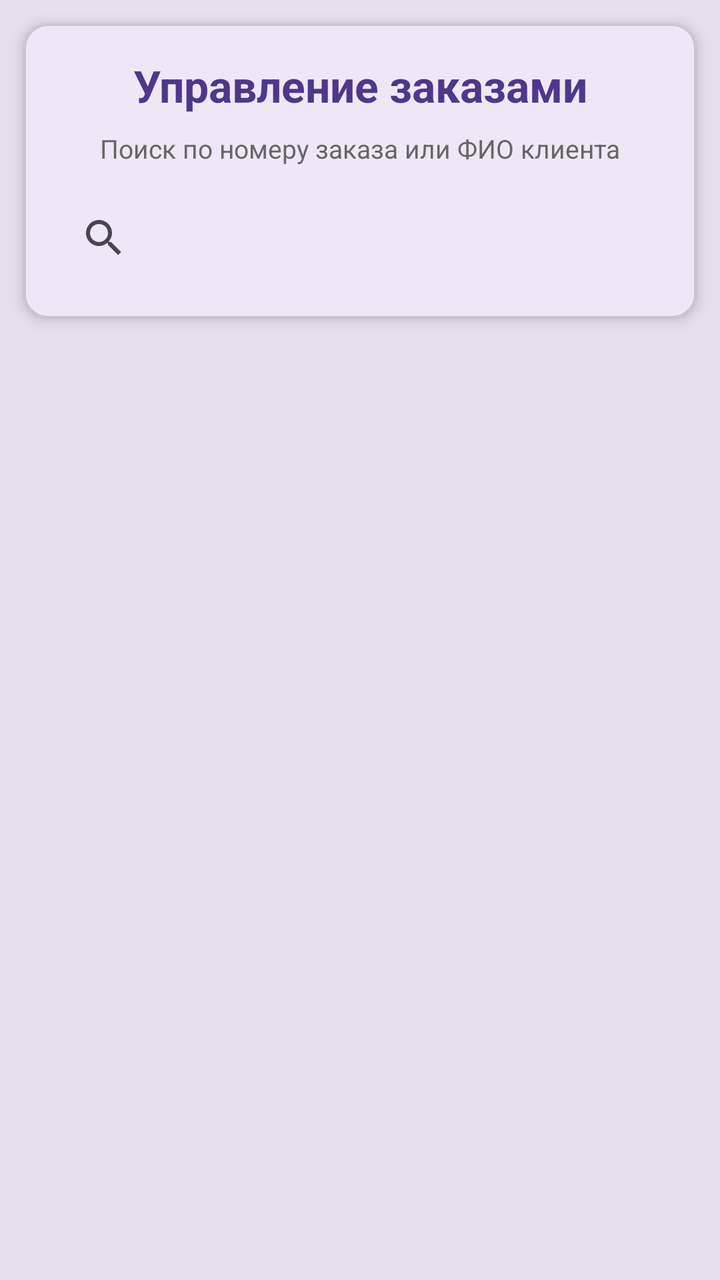
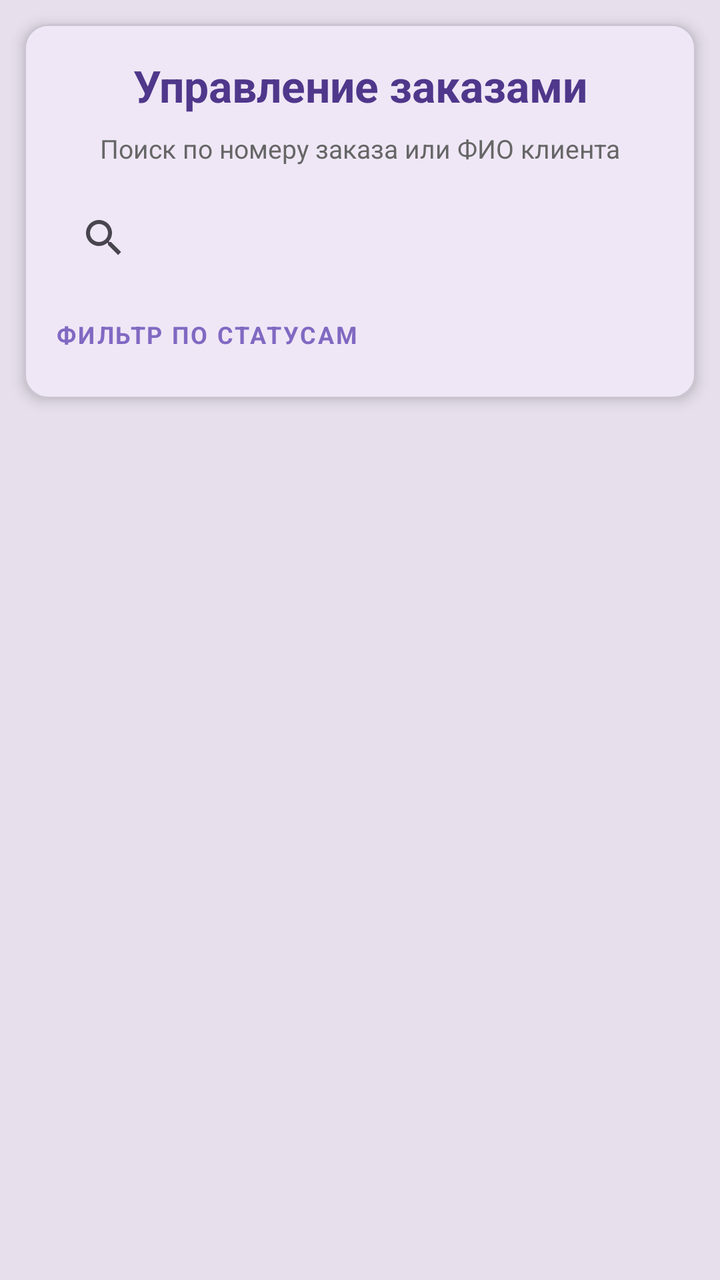

An Android layout rendered at two revisions. The XML below is the earlier revision; the diff shows what the commit changed to produce the second picture.
<!-- AndroidManifest.xml: application theme Theme.PublishingAPP -->
<!-- res/layout/fragment_admin_orders.xml -->
<?xml version="1.0" encoding="utf-8"?>
<LinearLayout xmlns:android="http://schemas.android.com/apk/res/android"
    xmlns:app="http://schemas.android.com/apk/res-auto"
    android:layout_width="match_parent"
    android:layout_height="match_parent"
    android:orientation="vertical"
    android:background="?colorSurfaceVariant"
    android:paddingBottom="60dp"
    >

    
    <com.google.android.material.card.MaterialCardView
        android:layout_width="match_parent"
        android:layout_height="wrap_content"
        android:layout_margin="12dp"
        app:cardCornerRadius="12dp"
        app:cardElevation="4dp">

        <LinearLayout
            android:layout_width="match_parent"
            android:layout_height="wrap_content"
            android:orientation="vertical"
            android:padding="16dp">

            <TextView
                android:layout_width="match_parent"
                android:layout_height="wrap_content"
                android:text="Управление заказами"
                android:textSize="22sp"
                android:textStyle="bold"
                android:textColor="@color/purple_80"
                android:gravity="center"/>

            
            <TextView
                android:layout_width="match_parent"
                android:layout_height="wrap_content"
                android:text="Поиск по номеру заказа или ФИО клиента"
                android:textSize="13sp"
                android:textColor="#666666"
                android:layout_marginTop="8dp"
                android:gravity="center"/>

            
            <LinearLayout
                android:layout_width="match_parent"
                android:layout_height="wrap_content"
                android:orientation="horizontal"
                android:layout_marginTop="12dp"
                android:gravity="center_vertical">

                <androidx.appcompat.widget.SearchView
                    android:id="@+id/searchView"
                    android:layout_width="0dp"
                    android:layout_height="wrap_content"
                    android:layout_weight="1"
                    android:queryHint="Например: 123 или Иванов"
                    android:iconifiedByDefault="false"
                    app:defaultQueryHint="Введите номер заказа или ФИО клиента"/>

                <com.google.android.material.button.MaterialButton
                    android:id="@+id/btnClear"
                    android:layout_width="wrap_content"
                    android:layout_height="wrap_content"
                    android:text="Сброс"
                    android:layout_marginStart="8dp"
                    style="@style/Widget.Material3.Button.TextButton"
                    android:visibility="gone"/>

            </LinearLayout>

            
            <LinearLayout
                android:layout_width="match_parent"
                android:layout_height="wrap_content"
                android:orientation="vertical"
                android:layout_marginTop="12dp"
                android:padding="8dp"
                android:background="#F5F5F5"
                android:visibility="gone"
                android:id="@+id/hintContainer">

                <TextView
                    android:layout_width="match_parent"
                    android:layout_height="wrap_content"
                    android:text="Примеры поиска:"
                    android:textSize="12sp"
                    android:textColor="#666666"
                    android:layout_marginBottom="4dp"/>

                <TextView
                    android:layout_width="match_parent"
                    android:layout_height="wrap_content"
                    android:text="• 123 - поиск заказа по номеру"
                    android:textSize="12sp"
                    android:textColor="#666666"/>

                <TextView
                    android:layout_width="match_parent"
                    android:layout_height="wrap_content"
                    android:text="• Иванов - поиск по фамилии"
                    android:textSize="12sp"
                    android:textColor="#666666"/>

                <TextView
                    android:layout_width="match_parent"
                    android:layout_height="wrap_content"
                    android:text="• Иван - поиск по имени"
                    android:textSize="12sp"
                    android:textColor="#666666"/>

            </LinearLayout>

        </LinearLayout>
    </com.google.android.material.card.MaterialCardView>

    
    <FrameLayout
        android:layout_width="match_parent"
        android:layout_height="0dp"
        android:layout_weight="1">

        
        <ProgressBar
            android:id="@+id/progressAdmin"
            android:layout_width="48dp"
            android:layout_height="48dp"
            android:layout_gravity="center"
            android:visibility="gone"/>

        
        <LinearLayout
            android:id="@+id/emptyBlockAdmin"
            android:layout_width="match_parent"
            android:layout_height="match_parent"
            android:orientation="vertical"
            android:gravity="center"
            android:padding="24dp"
            android:visibility="gone">

            <ImageView
                android:layout_width="96dp"
                android:layout_height="96dp"
                android:src="@drawable/ic_orders"
                app:tint="@color/purple_40"
                android:layout_marginBottom="16dp"/>

            <TextView
                android:id="@+id/tvEmptyTitleAdmin"
                android:layout_width="wrap_content"
                android:layout_height="wrap_content"
                android:text="Заказов не найдено"
                android:textSize="18sp"
                android:textStyle="bold"
                android:textColor="@color/black"/>

            <TextView
                android:id="@+id/tvEmptySubtitleAdmin"
                android:layout_width="wrap_content"
                android:layout_height="wrap_content"
                android:text="Введите номер заказа или ФИО клиента"
                android:textSize="14sp"
                android:textColor="#777777"
                android:layout_marginTop="8dp"
                android:gravity="center"/>
        </LinearLayout>

        
        <androidx.recyclerview.widget.RecyclerView
            android:id="@+id/recyclerAdminOrders"
            android:layout_width="match_parent"
            android:layout_height="match_parent"
            android:paddingBottom="16dp"/>

    </FrameLayout>

</LinearLayout>
<!-- resources referenced by this layout -->
<resources>
  <color name="black">#FF000000</color>
  <color name="purple_40">#B69DF8</color>
  <color name="purple_80">#4F378B</color>
  <!-- drawable ic_orders (drawable) -->
  <vector xmlns:android="http://schemas.android.com/apk/res/android"
      android:width="800dp"
      android:height="800dp"
      android:viewportWidth="24"
      android:viewportHeight="24">
    <path
        android:pathData="M22,5.5A1.5,1.5 0,0 0,20.5 4L19,4L19,3.5A1.5,1.5 0,0 0,17.5 2L3.5,2A1.5,1.5 0,0 0,2 3.5v17A1.5,1.5 0,0 0,3.5 22h14A1.5,1.5 0,0 0,19 20.5L19,20h1.5A1.5,1.5 0,0 0,22 18.5v-3a1.49,1.49 0,0 0,-0.39 -1,1.49 1.49,0 0,0 0.39,-1v-3a1.49,1.49 0,0 0,-0.39 -1,1.49 1.49,0 0,0 0.39,-1ZM20.5,5a0.5,0.5 0,0 1,0.5 0.5v3a0.5,0.5 0,0 1,-0.5 0.5L19,9L19,5ZM21,10.5v3a0.5,0.5 0,0 1,-0.5 0.5L19,14L19,10h1.5A0.5,0.5 0,0 1,21 10.5ZM15,3L15,7.29L13.85,6.15a0.48,0.48 0,0 0,-0.7 0L12,7.29L12,3ZM18,20.5a0.5,0.5 0,0 1,-0.5 0.5L3.5,21a0.5,0.5 0,0 1,-0.5 -0.5L3,3.5A0.5,0.5 0,0 1,3.5 3L11,3L11,8.5a0.5,0.5 0,0 0,0.31 0.46,0.48 0.48,0 0,0 0.54,-0.11L13.5,7.21l1.65,1.64A0.47,0.47 0,0 0,15.5 9a0.43,0.43 0,0 0,0.19 0A0.5,0.5 0,0 0,16 8.5L16,3h1.5a0.5,0.5 0,0 1,0.5 0.5v17ZM21,18.5a0.5,0.5 0,0 1,-0.5 0.5L19,19L19,15h1.5a0.5,0.5 0,0 1,0.5 0.5Z"
        android:fillColor="#000000"/>
    <path
        android:pathData="M15.5,11H5.5a0.5,0.5 0,0 0,-0.5 0.5v4a0.5,0.5 0,0 0,0.5 0.5h10a0.5,0.5 0,0 0,0.5 -0.5v-4A0.5,0.5 0,0 0,15.5 11ZM15,15H6V12h9Z"
        android:fillColor="#000000"/>
    <path
        android:pathData="M15.5,18H5.5a0.5,0.5 0,0 0,0 1h10a0.5,0.5 0,0 0,0 -1Z"
        android:fillColor="#000000"/>
  </vector>
  <style name="Theme.PublishingAPP" parent="Base.Theme.PublishingAPP" />
  <style name="Base.Theme.PublishingAPP" parent="Theme.Material3.DayNight.NoActionBar">
          
          
      </style>
</resources>

<!-- the commit's change to res/layout/fragment_admin_orders.xml (unified diff, before → after) -->
@@ -111,7 +111,55 @@
 
             </LinearLayout>
 
+            
+            <LinearLayout
+                android:layout_width="match_parent"
+                android:layout_height="wrap_content"
+                android:orientation="vertical"
+                android:layout_marginTop="16dp">
+
+                <TextView
+                    android:layout_width="wrap_content"
+                    android:layout_height="wrap_content"
+                    android:text="ФИЛЬТР ПО СТАТУСАМ"
+                    android:textSize="12sp"
+                    android:textStyle="bold"
+                    android:letterSpacing="0.08"
+                    android:textColor="@color/purple_60"
+                    android:layout_marginBottom="8dp"/>
+
+                
+                <HorizontalScrollView
+                    android:layout_width="match_parent"
+                    android:layout_height="wrap_content"
+                    android:scrollbars="none">
+
+                    <com.google.android.material.chip.ChipGroup
+                        android:id="@+id/statusFilterChipGroup"
+                        android:layout_width="wrap_content"
+                        android:layout_height="wrap_content"
+                        android:layout_marginEnd="8dp"
+                        app:singleSelection="false"
+                        app:chipSpacing="8dp"/>
+
+                </HorizontalScrollView>
+
+                
+                <com.google.android.material.button.MaterialButton
+                    android:id="@+id/btnResetFilters"
+                    android:layout_width="wrap_content"
+                    android:layout_height="wrap_content"
+                    android:text="Сбросить фильтры"
+                    style="@style/Widget.Material3.Button.TextButton"
+                    android:textColor="@color/purple_70"
+                    android:textSize="12sp"
+                    android:layout_marginTop="8dp"
+                    android:visibility="gone"/>
+
+            </LinearLayout>
+
         </LinearLayout>
+
     </com.google.android.material.card.MaterialCardView>
 
     
<!-- resource entries referenced after the edit -->
@@ -2,6 +2,8 @@
 <resources>
   <color name="black">#FF000000</color>
   <color name="purple_40">#B69DF8</color>
+  <color name="purple_60">#8069C2</color>
+  <color name="purple_70">#6750A4</color>
   <color name="purple_80">#4F378B</color>
   <!-- drawable ic_orders (drawable) -->
   <vector xmlns:android="http://schemas.android.com/apk/res/android"
